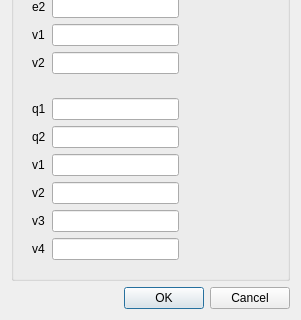
Qt form src/HEXABLOCKGUI/Merge_QTD.ui (SalomePlatform/hexablock) before a commit; both pictures show x 0 to 301 and y 229 to 549 of the 301 by 549 pixel window.
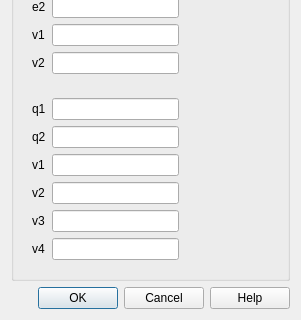
The same form after that commit.

Commit message: added: -Propagation, Vector ( completed ) dialog panel. -Help button on all panel. -Delegate for all Panel updated: -menu always showed for each action

The edit to the form file:
```diff
--- a/src/HEXABLOCKGUI/Merge_QTD.ui
+++ b/src/HEXABLOCKGUI/Merge_QTD.ui
@@ -308,7 +308,7 @@
       <enum>Qt::Horizontal</enum>
      </property>
      <property name="standardButtons">
-      <set>QDialogButtonBox::Cancel|QDialogButtonBox::Ok</set>
+      <set>QDialogButtonBox::Cancel|QDialogButtonBox::Ok|QDialogButtonBox::Help</set>
      </property>
     </widget>
    </item>
```
The commit also changes 37 other files.
